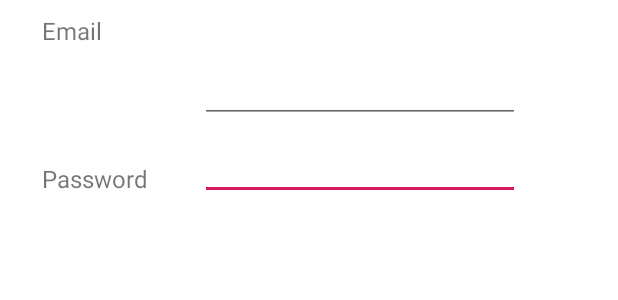
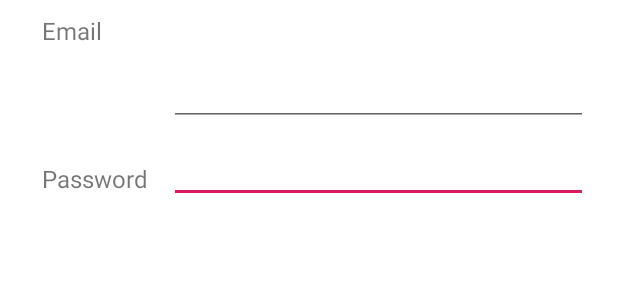
Before and after one commit to adstew/DinnerScout, an Android app: the layout fragment_login.xml on its own in the app's theme, with its tools: preview values and no code run, on a phone screen of 412 x 824 dp. Shown: the part 172-472 px from the top of the screen. Run offline under Robolectric (Android 15) with nearby library versions, the phone set to English and light mode, and no system bars.

Commit message:
Fixed a bug that cause the fragment_signup to be displayed incorrectly.

```diff
--- a/app/build.gradle
+++ b/app/build.gradle
@@ -35,4 +35,5 @@ dependencies {
     androidTestImplementation 'com.android.support.test.espresso:espresso-core:3.0.2'
     implementation 'com.google.firebase:firebase-auth:16.1.0'
     implementation 'com.google.firebase:firebase-core:16.0.6'
+
 }
--- a/app/src/main/java/test/company/dev/DinnerScout/fragments/SignupFragment.kt
+++ b/app/src/main/java/test/company/dev/DinnerScout/fragments/SignupFragment.kt
@@ -39,7 +39,7 @@ class SignupFragment : Fragment(),View.OnClickListener {
         savedInstanceState: Bundle?
     ): View? {
         // Inflate the layout for this fragment
-        val view = inflater.inflate(R.layout.signup_fragment, container, false)
+        val view = inflater.inflate(R.layout.fragment_signup, container, false)
 
         // Instantiate Firebase Auth object
         mAuth = FirebaseAuth.getInstance()
--- a/app/src/main/res/layout/fragment_login.xml
+++ b/app/src/main/res/layout/fragment_login.xml
@@ -8,7 +8,7 @@
 
     <TextView
             android:id="@+id/email"
-            android:layout_width="0dp"
+            android:layout_width="wrap_content"
             android:layout_height="0dp"
             android:layout_marginStart="28dp"
             android:layout_marginLeft="28dp"
@@ -24,11 +24,11 @@
 
     <EditText
             android:id="@+id/editTextPassword"
-            android:layout_width="wrap_content"
+            android:layout_width="0dp"
             android:layout_height="wrap_content"
             android:layout_marginTop="6dp"
-            android:layout_marginEnd="65dp"
-            android:layout_marginRight="65dp"
+            android:layout_marginEnd="20dp"
+            android:layout_marginRight="20dp"
             android:ems="10"
             android:inputType="textPassword"
             app:layout_constraintEnd_toEndOf="parent"
@@ -37,31 +37,28 @@
 
     <EditText
             android:id="@+id/editTextEmail"
-            android:layout_width="wrap_content"
+            android:layout_width="0dp"
             android:layout_height="wrap_content"
-            android:layout_marginEnd="65dp"
-            android:layout_marginRight="65dp"
-            android:layout_marginBottom="26dp"
+            android:layout_marginBottom="24dp"
             android:ems="10"
             android:inputType="textEmailAddress"
             app:layout_constraintBottom_toTopOf="@+id/email"
-            app:layout_constraintEnd_toEndOf="parent"
-            app:layout_constraintStart_toEndOf="@+id/emailTextView" />
+            app:layout_constraintEnd_toEndOf="@+id/editTextPassword"
+            app:layout_constraintHorizontal_bias="1.0"
+            app:layout_constraintStart_toEndOf="@+id/emailTextView"
+            app:layout_constraintStart_toStartOf="@+id/editTextPassword" />
 
     <TextView
             android:id="@+id/emailTextView"
-            android:layout_width="0dp"
+            android:layout_width="wrap_content"
             android:layout_height="0dp"
             android:layout_marginStart="28dp"
             android:layout_marginLeft="28dp"
             android:layout_marginTop="124dp"
-            android:layout_marginEnd="50dp"
-            android:layout_marginRight="50dp"
             android:layout_marginBottom="26dp"
             android:text="Email"
             android:textSize="16sp"
             app:layout_constraintBottom_toTopOf="@+id/email"
-            app:layout_constraintEnd_toStartOf="@+id/editTextEmail"
             app:layout_constraintStart_toStartOf="parent"
             app:layout_constraintTop_toTopOf="parent" />
 
--- a/app/src/main/res/layout/signup_fragment.xml
+++ b/app/src/main/res/layout/fragment_signup.xml
@@ -5,7 +5,7 @@
         android:background="@android:color/white"
         android:layout_width="match_parent"
         android:layout_height="match_parent"
-        tools:context=".MainActivity">
+        tools:context=".MainMenu">
 
     <EditText
             android:id="@+id/editTextPassword"
--- a/build.gradle
+++ b/build.gradle
@@ -1,13 +1,13 @@
 // Top-level build file where you can add configuration options common to all sub-projects/modules.
 
 buildscript {
-    ext.kotlin_version = '1.2.71'
+    ext.kotlin_version = '1.3.10'
     repositories {
         google()
         jcenter()
     }
     dependencies {
-        classpath 'com.android.tools.build:gradle:3.2.1'
+        classpath 'com.android.tools.build:gradle:3.5.1'
         classpath "org.jetbrains.kotlin:kotlin-gradle-plugin:$kotlin_version"
         classpath 'com.google.gms:google-services:4.2.0'
 
```
Also changed, not shown: gradle/wrapper/gradle-wrapper.properties.
